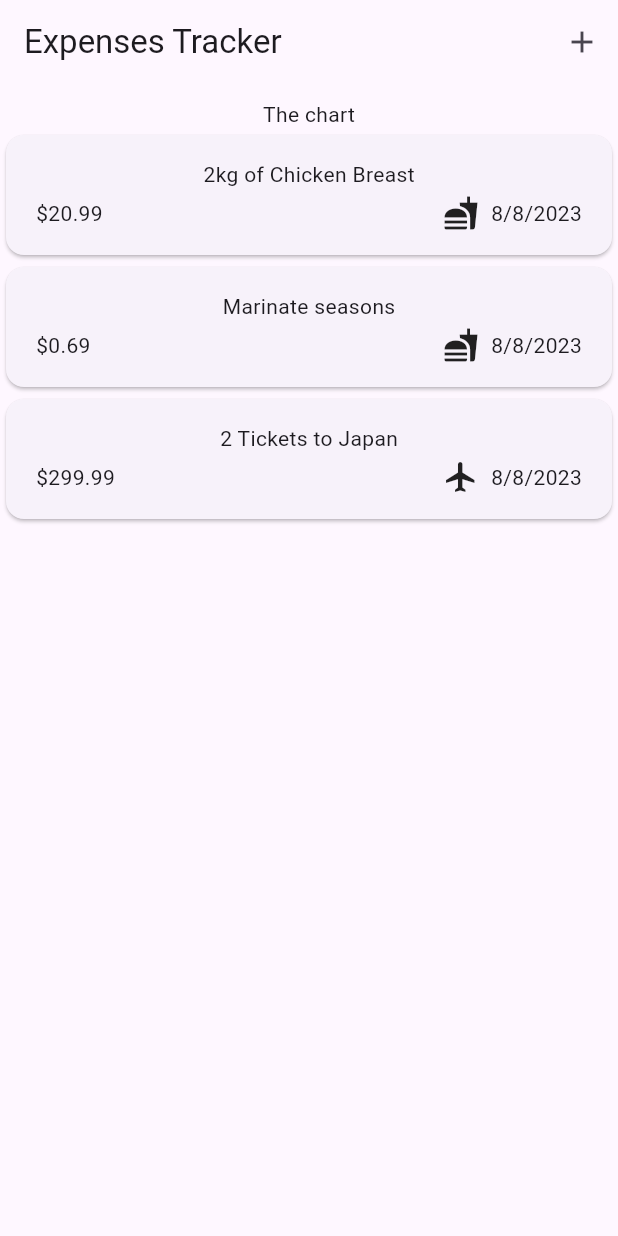
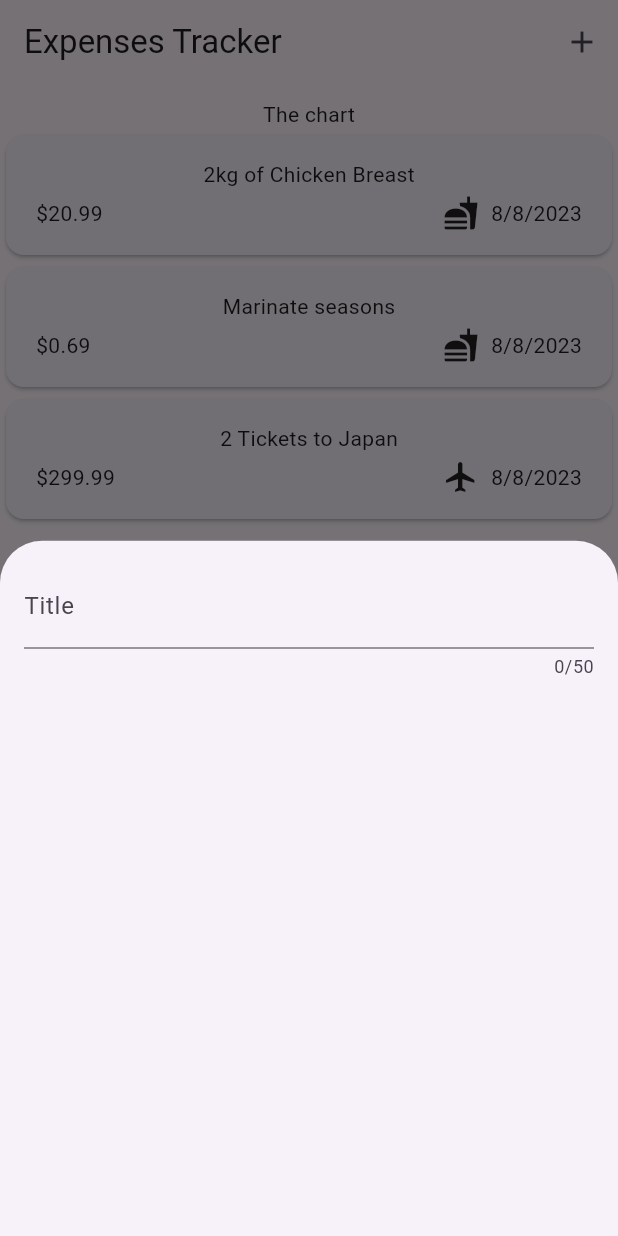
Before and after one commit to Xenovka/flutter_expense_tracker, a Flutter app: the screen it shows after launch, after a tap on the "add" icon, on a phone screen of 412 x 824 dp. Run offline on Flutter 3.47's test engine with Material 2 defaults, Android fonts, the phone set to English and light mode, and no system bars.

Commit message:
display overlay when add button clicked

```diff
--- a/lib/widgets/expenses/expenses.dart
+++ b/lib/widgets/expenses/expenses.dart
@@ -1,6 +1,7 @@
 import 'package:flutter/material.dart';
 
 import 'package:flutter_expense_tracker/widgets/expenses/expenses_list.dart';
+import 'package:flutter_expense_tracker/widgets/new_expense.dart';
 import 'package:flutter_expense_tracker/models/expense.dart';
 
 class Expenses extends StatefulWidget {
@@ -34,13 +35,21 @@ class _ExpensesState extends State<Expenses> {
     ),
   ];
 
+  void _openAddExpenseOverlay() {
+    showModalBottomSheet(
+      context: context,
+      builder: (ctx) => const NewExpense(),
+    );
+  }
+
   @override
   Widget build(context) {
     return Scaffold(
       appBar: AppBar(
         title: const Text('Expenses Tracker'),
         actions: [
-          IconButton(onPressed: () {}, icon: const Icon(Icons.add)),
+          IconButton(
+              onPressed: _openAddExpenseOverlay, icon: const Icon(Icons.add)),
         ],
       ),
       body: Column(
--- /dev/null
+++ b/lib/widgets/new_expense.dart
@@ -0,0 +1,27 @@
+import 'package:flutter/material.dart';
+
+class NewExpense extends StatefulWidget {
+  const NewExpense({super.key});
+
+  @override
+  State<NewExpense> createState() {
+    return _NewExpenseState();
+  }
+}
+
+class _NewExpenseState extends State<NewExpense> {
+  @override
+  Widget build(BuildContext context) {
+    return const Padding(
+      padding: EdgeInsets.all(16),
+      child: Column(
+        children: [
+          TextField(
+            maxLength: 50,
+            decoration: InputDecoration(labelText: 'Title'),
+          ),
+        ],
+      ),
+    );
+  }
+}
```
